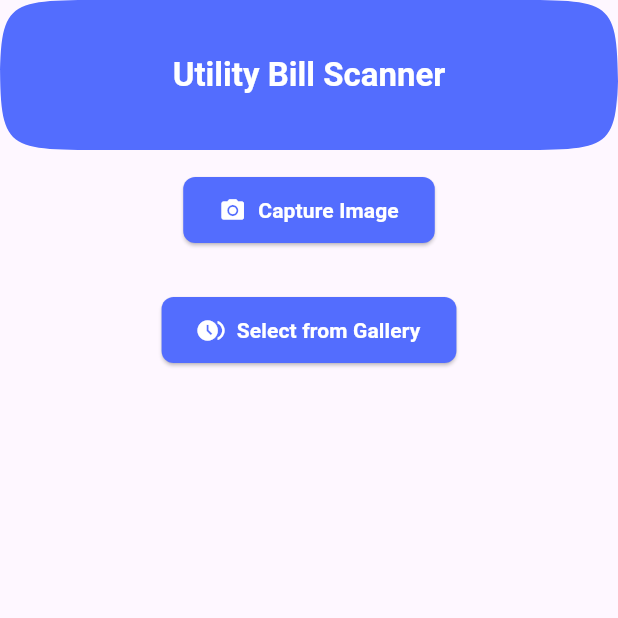
After one commit to suneelasiddiqui12/kistpay_cnic_scanning_ocr, a Flutter app: the UtilityBillScanner screen opened directly, after a tap on "Capture Image", on a phone screen of 412 x 824 dp, the top half of it. The commit adds this screen. Run offline on Flutter 3.47's test engine with Material 3 defaults, Android fonts, the phone set to English and light mode, and no system bars; our stand-ins replace image_picker, lottie; missing offline and left inert: flutter_face_api, flutter_pdfview, google_ml_kit, google_mlkit_document_scanner.

Commit message:
Implemented OCR on 'KE Bill'

```diff
--- a/lib/main.dart
+++ b/lib/main.dart
@@ -1,5 +1,6 @@
 import 'dart:typed_data';
 import 'package:app_detection/src/document_scanner_view.dart';
+import 'package:app_detection/src/utility_bill_scanner.dart';
 import 'package:flutter/material.dart';
 import 'package:flutter/services.dart';
 import 'package:flutter_face_api/flutter_face_api.dart';
@@ -32,7 +33,7 @@ class _MyAppState extends State<MyApp> {
     if (!await initialize()) return;
     Navigator.pushReplacement(
       context,
-      MaterialPageRoute(builder: (context) => DocumentScannerView(faceSdk: faceSdk)),
+       MaterialPageRoute(builder: (context) => DocumentScannerView(faceSdk: faceSdk)),
     );
   }
 
--- /dev/null
+++ b/lib/model/utility_bill_model.dart
@@ -0,0 +1,19 @@
+class UtilityBillModel {
+  final String name;
+  final String address;
+  final String city;
+  final String amountPayable;
+  final String issueDate;
+  final String dueDate;
+  final String paidDate;
+
+  UtilityBillModel({
+     this.name = '',
+     this.address = '',
+     this.city = '',
+     this.amountPayable = '',
+     this.issueDate = '',
+     this.dueDate = '',
+     this.paidDate = '',
+  });
+}
--- /dev/null
+++ b/lib/src/utility_bill_scanner.dart
@@ -0,0 +1,208 @@
+import 'package:app_detection/functions/ocr_functions.dart';
+import 'package:app_detection/model/utility_bill_model.dart';
+import 'package:flutter/material.dart';
+import 'package:image_picker/image_picker.dart';
+import 'dart:io';
+import 'package:lottie/lottie.dart';
+
+class UtilityBillScanner extends StatefulWidget {
+  const UtilityBillScanner({super.key});
+
+  @override
+  _UtilityBillScannerState createState() => _UtilityBillScannerState();
+}
+
+class _UtilityBillScannerState extends State<UtilityBillScanner> {
+  final ImagePicker _picker = ImagePicker();
+  XFile? _image;
+  String _extractedText = '';
+  UtilityBillModel? _utilityBill;
+  bool _isLoading = false;
+  final OcrFunctions _ocrFunctions = OcrFunctions(); // Instantiate OcrFunctions
+
+  Future<void> _pickImage(ImageSource source) async {
+    try {
+      final XFile? selected = await _picker.pickImage(source: source);
+      if (selected != null) {
+        setState(() {
+          _image = selected;
+          _isLoading = true;
+        });
+        await _extractText(File(_image!.path));
+      }
+    } catch (e) {
+      setState(() {
+        _extractedText = 'Error: ${e.toString()}';
+        _isLoading = false; // Ensure loading state is stopped on error
+      });
+    }
+  }
+
+  Future<void> _extractText(File imageFile) async {
+    final text = await _ocrFunctions.extractText(imageFile);
+    print("OCR Text Output: $text");
+
+    setState(() {
+      _extractedText = text;
+      _parseText(text);
+      _isLoading = false;
+    });
+  }
+
+  void _parseText(String text) {
+    print("Parsing text...");
+    _utilityBill = _ocrFunctions.parseText(text);
+
+    // Debug print to confirm parsing
+    print("Parsed Data:");
+    print("Name: ${_utilityBill?.name}");
+    print("Address: ${_utilityBill?.address}");
+    print("City: ${_utilityBill?.city}");
+    print("Amount Payable: ${_utilityBill?.amountPayable}");
+    print("Issue Date: ${_utilityBill?.issueDate}");
+    print("Due Date: ${_utilityBill?.dueDate}");
+    print("Paid Date: ${_utilityBill?.paidDate}");
+
+    setState(() {}); // Ensure UI updates after parsing
+  }
+
+  @override
+  Widget build(BuildContext context) {
+    print('Building UI with UtilityBill: ${_utilityBill?.name}');
+
+    return Scaffold(
+      appBar: AppBar(
+        automaticallyImplyLeading: false,
+        title: const Text(
+          'Utility Bill Scanner',
+          style: TextStyle(color: Colors.white, fontWeight: FontWeight.w700, fontSize: 22),
+        ),
+        centerTitle: true,
+        toolbarHeight: 100,
+        backgroundColor: Colors.indigoAccent,
+        elevation: 0,
+        shape: ContinuousRectangleBorder(borderRadius: BorderRadius.circular(70)),
+      ),
+      body: Padding(
+        padding: const EdgeInsets.all(16.0),
+        child: SingleChildScrollView(
+          child: Column(
+            crossAxisAlignment: CrossAxisAlignment.start,
+            children: [
+              if (_isLoading)
+                Center(
+                  child: Lottie.network(
+                    'https://raw.githubusercontent.com/xvrh/lottie-flutter/master/example/assets/Mobilo/A.json',
+                    height: 700,
+                  ),
+                ),
+              if (_image != null && !_isLoading) Image.file(File(_image!.path)),
+              if (_image == null && !_isLoading) _buildImagePickerButtons(),
+              const SizedBox(height: 20),
+              if (_utilityBill != null)
+                _utilityBill == null ? const Text('No data') : _buildExtractedData(),
+              const SizedBox(height: 20),
+            ],
+          ),
+        ),
+      ),
+    );
+  }
+
+  Widget _buildImagePickerButtons() {
+    return Center(
+      child: Column(
+        children: [
+          _buildImagePickerButton(
+            label: 'Capture Image',
+            icon: Icons.camera_alt,
+            onPressed: () => _pickImage(ImageSource.camera),
+          ),
+          const SizedBox(height: 32),
+          _buildImagePickerButton(
+            label: 'Select from Gallery',
+            icon: Icons.browse_gallery,
+            onPressed: () => _pickImage(ImageSource.gallery),
+          ),
+        ],
+      ),
+    );
+  }
+
+  ElevatedButton _buildImagePickerButton({
+    required String label,
+    required IconData icon,
+    required VoidCallback onPressed,
+  }) {
+    return ElevatedButton.icon(
+      onPressed: onPressed,
+      icon: Icon(icon),
+      label: Text(label, style: const TextStyle(fontSize: 14, fontWeight: FontWeight.w600)),
+      style: ElevatedButton.styleFrom(
+        foregroundColor: Colors.white,
+        backgroundColor: Colors.indigoAccent,
+        shape: RoundedRectangleBorder(
+          borderRadius: BorderRadius.circular(8.0),
+        ),
+        padding: const EdgeInsets.symmetric(vertical: 12.0, horizontal: 24.0),
+      ),
+    );
+  }
+
+  Widget _buildExtractedData() {
+    return Container(
+      padding: const EdgeInsets.all(10),
+      decoration: BoxDecoration(
+        color: Colors.blueGrey.withOpacity(0.3),
+        border: Border.all(color: Colors.black12),
+        borderRadius: BorderRadius.circular(12),
+      ),
+      child: Column(
+        crossAxisAlignment: CrossAxisAlignment.start,
+        children: [
+          _buildExtractedDataRow('Name: ', _utilityBill?.name ?? 'Not Available'),
+          const SizedBox(height: 10),
+          _buildExtractedDataRow('Address: ', _utilityBill?.address ?? 'Not Available'),
+          const SizedBox(height: 10),
+          _buildExtractedDataRow('City: ', _utilityBill?.city ?? 'Not Available'),
+          const SizedBox(height: 10),
+          _buildExtractedDataRow('Amount Payable: ', _utilityBill?.amountPayable ?? 'Not Available'),
+          const SizedBox(height: 10),
+          _buildExtractedDataRow('Issue Date: ', _utilityBill?.issueDate ?? 'Not Available'),
+          const SizedBox(height: 10),
+          _buildExtractedDataRow('Due Date: ', _utilityBill?.dueDate ?? 'Not Available'),
+          const SizedBox(height: 10),
+          _buildExtractedDataRow('Paid Date: ', _utilityBill?.paidDate ?? 'Not Available'),
+          const SizedBox(height: 10),
+        ],
+      ),
+    );
+  }
+
+  Widget _buildExtractedDataRow(String label, String value) {
+    return Row(
+      mainAxisAlignment: MainAxisAlignment.start,
+      children: [
+        Text(
+          label,
+          style: const TextStyle(
+            fontSize: 18,
+            color: Colors.black87,
+            fontWeight: FontWeight.w600,
+          ),
+        ),
+        Flexible(
+          child: Text(
+            value,
+            overflow: TextOverflow.visible,
+            style: const TextStyle(
+              fontSize: 14,
+              color: Colors.black87,
+              fontWeight: FontWeight.w400,
+            ),
+          ),
+        ),
+      ],
+    );
+  }
+}
--- a/pubspec.yaml
+++ b/pubspec.yaml
@@ -51,6 +51,8 @@ dependencies:
   flutter_face_core_basic: ^6.1.0
   fluttertoast:
   intl:
+  lottie:
+  syncfusion_flutter_pdf:
 dev_dependencies:
   flutter_test:
     sdk: flutter
```
Also changed, not shown: lib/functions/ocr_functions.dart (+101 -2 lines), lib/src/document_scanner_view.dart (+36 -0 lines).
